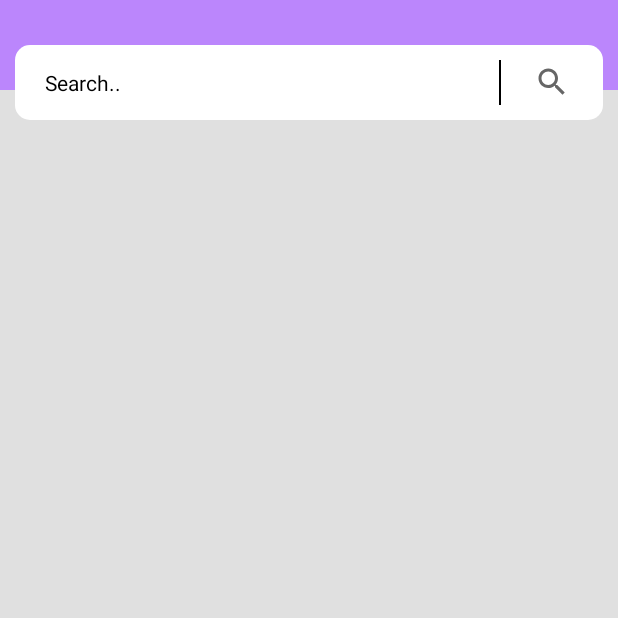
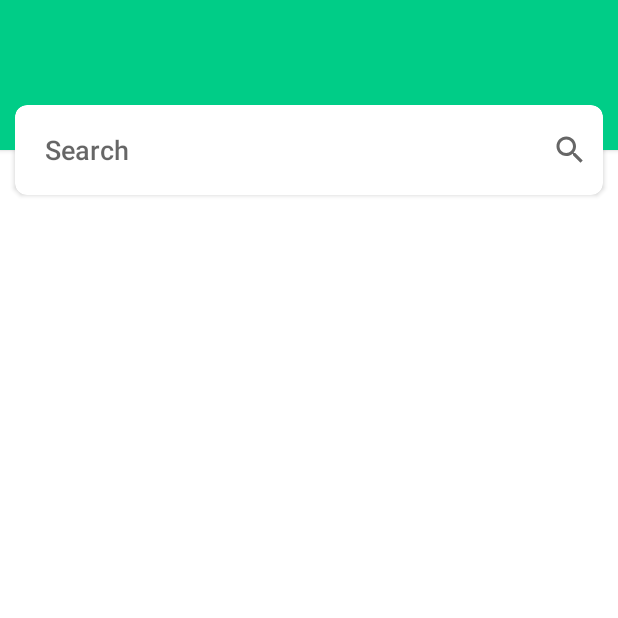
Before and after one commit to athul6560/smartmenu, an Android app: the DashboardActivity screen opened directly, with no data from a screen before it, on a phone screen of 412 x 824 dp, the top half of it. Run offline under Robolectric (Android 15) with nearby library versions, the phone set to English and light mode, and no system bars; our stand-ins replace Picasso; 1 statement that could not run was skipped.

Commit message:
dashboard design

```diff
--- a/app/build.gradle
+++ b/app/build.gradle
@@ -42,7 +42,9 @@ dependencies {
 
     implementation "com.airbnb.android:lottie:$lottieVersion"
     implementation 'com.squareup.picasso:picasso:2.71828'
+    implementation "androidx.cardview:cardview:1.0.0"
 
+    implementation 'com.github.bumptech.glide:glide:4.12.0'
 
 
 
--- a/app/src/main/java/com/andria/qrscan/Activities/DashboardActivity.java
+++ b/app/src/main/java/com/andria/qrscan/Activities/DashboardActivity.java
@@ -57,7 +57,7 @@ public class DashboardActivity extends AppCompatActivity {
             e.printStackTrace();
         }
 
-        System.out.println("itemsize"+itemDetailModel.size());
+        System.out.println("itemsize"+itemDetailModel.get(1).getImage_url());
         categoryListAdapter=new CategoryListAdapter(DashboardActivity.this,itemDetailModel);
         RecyclerView.LayoutManager mLayoutManager = new LinearLayoutManager(getApplicationContext(), LinearLayoutManager.HORIZONTAL, false);
         rl_category.setLayoutManager(mLayoutManager);
--- a/app/src/main/res/layout/activity_dashboard.xml
+++ b/app/src/main/res/layout/activity_dashboard.xml
@@ -6,72 +6,51 @@
     android:layout_width="match_parent"
     android:layout_height="match_parent"
     tools:context=".Activities.DashboardActivity"
-    android:background="#e0e0e0"
+
     android:orientation="vertical">
 
     <LinearLayout
         android:layout_width="match_parent"
-        android:layout_height="60dp"
-        android:background="@color/purple_200">
+        android:layout_height="100dp"
+        android:background="@color/green"
+        android:elevation="2dp"
+       >
 
     </LinearLayout>
 
-    <LinearLayout
+    <androidx.cardview.widget.CardView
         android:layout_width="match_parent"
-        android:layout_height="50dp"
-        android:layout_marginTop="30dp"
+        android:layout_height="60dp"
         android:id="@+id/ll_search"
-        android:orientation="horizontal"
-       >
-        <LinearLayout
-            android:layout_width="match_parent"
-            android:layout_height="50dp"
+        app:cardCornerRadius="8dp"
+        android:layout_marginTop="70dp"
         android:layout_marginLeft="10dp"
         android:layout_marginRight="10dp"
-            android:weightSum="2"
-            android:orientation="horizontal"
-            android:background="@drawable/white_bg">
+        android:elevation="10dp">
 <RelativeLayout
     android:layout_width="match_parent"
-                android:layout_height="50dp"
-                android:layout_weight=".35">
+    android:layout_height="match_parent">
+
     <EditText
+        android:layout_width="match_parent"
+        android:layout_height="match_parent"
+        android:background="@null"
+        android:fontFamily="sans-serif-medium"
+        android:hint="Search"
+
+        android:paddingLeft="20dp" />
+    <ImageView
         android:layout_width="wrap_content"
         android:layout_height="wrap_content"
-                    android:layout_marginLeft="20dp"
-                    android:textSize="14sp"
-
+        android:src="@drawable/ic_search"
+        android:layout_alignParentRight="true"
         android:layout_centerVertical="true"
-                    android:textColor="@color/black"
-                    android:singleLine="true"
-                    android:textColorHint="@color/black"
-                    android:background="@null"
-                    android:hint="Search.."/>
-                <View
-                    android:layout_width="1dp"
-                    android:layout_height="match_parent"
-                    android:background="@color/black"
-                   android:layout_marginTop="10dp"
-
-                    android:layout_marginBottom="10dp"
-
-
-                    android:layout_alignParentRight="true"
+        android:layout_margin="10dp"
         />
 </RelativeLayout>
 
 
-            <ImageView
-                android:layout_width="match_parent"
-                android:layout_height="wrap_content"
-
-                android:layout_weight="1.65"
-                android:layout_gravity="center_vertical"
-                android:src="@drawable/ic_search"/>
-
-        </LinearLayout>
-
-    </LinearLayout>
+    </androidx.cardview.widget.CardView>
 
     <androidx.recyclerview.widget.RecyclerView
         android:layout_width="match_parent"
```
Also changed, not shown: app/src/main/java/com/andria/qrscan/Adapter/CategoryListAdapter.java (+10 -6 lines), app/src/main/res/layout/category.xml (+31 -22 lines). Lines whose indentation alone changed are shown as unchanged.
